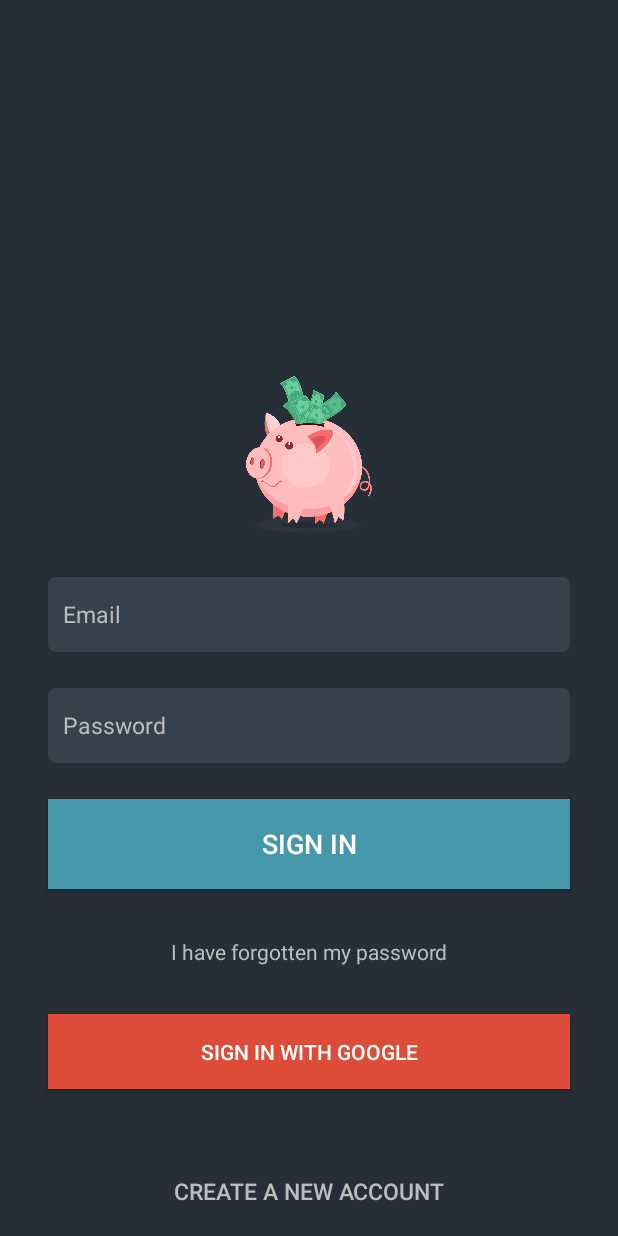
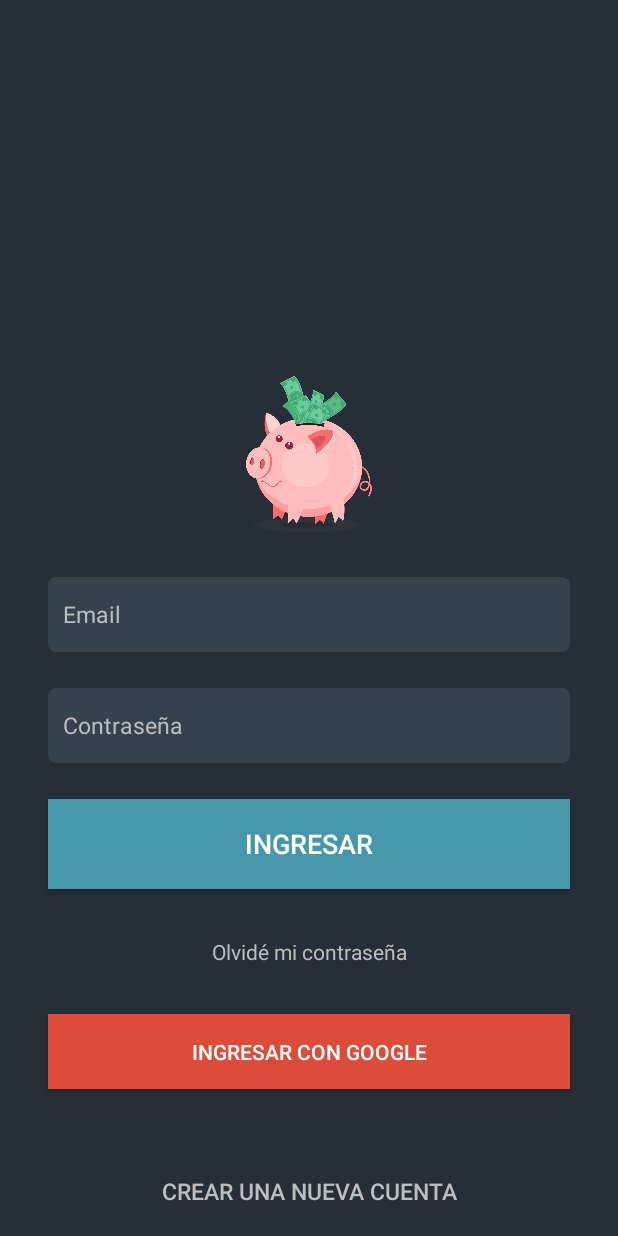
Before and after one commit to Katryna11/TuAlcancia, an Android app: the layout activity_login.xml on its own in the app's theme, with its tools: preview values and no code run, on a phone screen of 412 x 824 dp. Run offline under Robolectric (Android 15) with nearby library versions, the phone set to English and light mode, and no system bars.

Commit message:
Forgot, Login, SignUp en funcionamiento

```diff
--- a/app/build.gradle
+++ b/app/build.gradle
@@ -31,11 +31,12 @@ dependencies {
     implementation 'androidx.appcompat:appcompat:1.1.0'
     implementation 'androidx.core:core-ktx:1.2.0'
     implementation 'androidx.constraintlayout:constraintlayout:1.1.3'
+    implementation 'com.google.firebase:firebase-auth:16.0.5'
     testImplementation 'junit:junit:4.12'
     androidTestImplementation 'androidx.test.ext:junit:1.1.1'
     androidTestImplementation 'androidx.test.espresso:espresso-core:3.2.0'
 
-    implementation 'com.google.firebase:firebase-analytics:17.2.2'
+
 }
 
 apply plugin: 'com.google.gms.google-services'
--- a/app/src/main/java/com/proyectomovil/tualcancia/ForgotPasswordActivity.kt
+++ b/app/src/main/java/com/proyectomovil/tualcancia/login/ForgotPasswordActivity.kt
@@ -1,7 +1,8 @@
-package com.proyectomovil.tualcancia
+package com.proyectomovil.tualcancia.login
 
 import androidx.appcompat.app.AppCompatActivity
 import android.os.Bundle
+import com.proyectomovil.tualcancia.R
 
 class ForgotPasswordActivity : AppCompatActivity() {
 
--- a/app/src/main/res/layout/activity_forgot_password.xml
+++ b/app/src/main/res/layout/activity_forgot_password.xml
@@ -7,7 +7,7 @@
     android:layout_height="match_parent"
     android:background="@color/colorPrimaryDark"
     android:fillViewport="true"
-    tools:context=".LoginActivity">
+    tools:context=".login.LoginActivity">
 
     <androidx.constraintlayout.widget.ConstraintLayout
         android:layout_width="match_parent"
--- a/app/src/main/res/layout/activity_login.xml
+++ b/app/src/main/res/layout/activity_login.xml
@@ -7,7 +7,7 @@
     android:layout_height="match_parent"
     android:background="@color/colorPrimaryDark"
     android:fillViewport="true"
-    tools:context=".LoginActivity">
+    tools:context=".login.LoginActivity">
 
     <androidx.constraintlayout.widget.ConstraintLayout
         android:layout_width="match_parent"
@@ -87,12 +87,12 @@
             android:background="@drawable/button_ripple_google"
             android:text="@string/login_sign_in_google"
             android:textColor="@color/colorPrimaryText"
-            app:layout_constraintBottom_toTopOf="@+id/buttonSignUp"
+            app:layout_constraintBottom_toTopOf="@+id/buttonCreateAccount"
             app:layout_constraintEnd_toEndOf="parent"
             app:layout_constraintStart_toStartOf="parent" />
 
         <Button
-            android:id="@+id/buttonSignUp"
+            android:id="@+id/buttonCreateAccount"
             android:layout_width="match_parent"
             android:layout_height="@dimen/login_button_xl_height"
             android:background="@drawable/button_ripple"
--- a/app/src/main/res/layout/activity_sign_up.xml
+++ b/app/src/main/res/layout/activity_sign_up.xml
@@ -7,7 +7,7 @@
     android:layout_height="match_parent"
     android:background="@color/colorPrimaryDark"
     android:fillViewport="true"
-    tools:context=".LoginActivity">
+    tools:context=".login.LoginActivity">
 
     <androidx.constraintlayout.widget.ConstraintLayout
         android:layout_width="match_parent"
--- a/app/src/main/res/values/colors.xml
+++ b/app/src/main/res/values/colors.xml
@@ -10,7 +10,6 @@
     <color name="colorIcon">#FFFFFF</color>
     <color name="colorDivider">#BDBDBD</color>
     <color name="colorChatBg">#CCC</color>
-
     <color name="colorGooglePlus">#DD4B39</color>
     <color name="colorGooglePlusDark">#892D21</color>
 
--- a/app/src/main/res/values/strings.xml
+++ b/app/src/main/res/values/strings.xml
@@ -4,15 +4,15 @@
     //Login View
 
     <string name="login_email">Email</string>
-    <string name="login_password">Password</string>
-    <string name="login_confirm_password">Confirm Password</string>
-    <string name="login_sign_in">Sign In</string>
-    <string name="login_sign_up">Sign Up</string>
-    <string name="login_reset_password">Reset my password</string>
-    <string name="login_sign_in_google">Sign In with Google</string>
-    <string name="login_forgot_password">I have forgotten my password</string>
-    <string name="login_create_account">Create a new account</string>
-    <string name="login_go_login">Go back to login</string>
+    <string name="login_password">Contraseña</string>
+    <string name="login_confirm_password">Confirmar Contraseña</string>
+    <string name="login_sign_in">Ingresar</string>
+    <string name="login_sign_up">Regístrate</string>
+    <string name="login_reset_password">Restablecer mi contraseña</string>
+    <string name="login_sign_in_google">Ingresar con Google</string>
+    <string name="login_forgot_password">Olvidé mi contraseña</string>
+    <string name="login_create_account">Crear una nueva cuenta</string>
+    <string name="login_go_login">Regresar al inicio de sesión</string>
 
 
 </resources>
```
Also changed, not shown: app/src/main/AndroidManifest.xml (+18 -4 lines), app/src/main/java/com/proyectomovil/tualcancia/Extensions.kt (added, +17 -0 lines), app/src/main/java/com/proyectomovil/tualcancia/LoginActivity.kt (deleted, +0 -12 lines), app/src/main/java/com/proyectomovil/tualcancia/SignUpActivity.kt (deleted, +0 -12 lines), app/src/main/java/com/proyectomovil/tualcancia/login/LoginActivity.kt (added, +59 -0 lines), app/src/main/java/com/proyectomovil/tualcancia/login/SignUpActivity.kt (added, +64 -0 lines), 1 other file.
